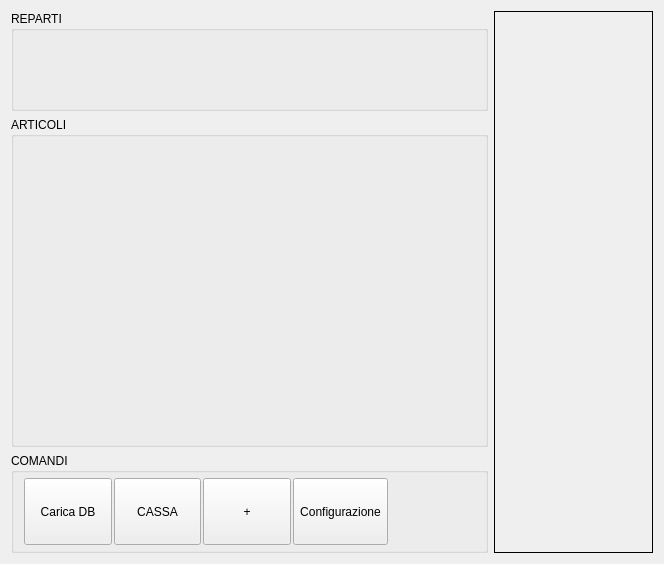
This is src/mainwindow.ui in mtonin/gestcassa as Qt 5 draws it before an edit. The edited form follows.
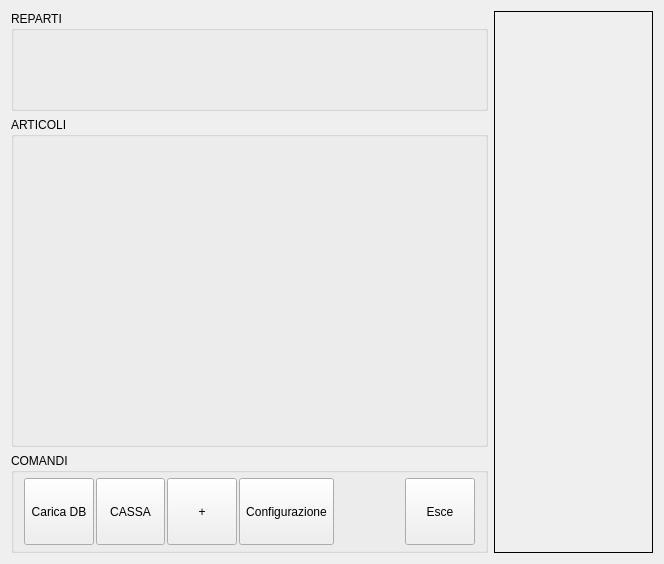
This is the edited form. Icons and pictures are not drawn.

```diff
--- a/src/mainwindow.ui
+++ b/src/mainwindow.ui
@@ -236,6 +236,22 @@
             <property name="text">
              <string>Configurazione</string>
             </property>
+            <property name="icon">
+             <iconset resource="risorse.qrc">
+              <normaloff>:/GestCassa/configurazione</normaloff>:/GestCassa/configurazione</iconset>
+            </property>
+            <property name="iconSize">
+             <size>
+              <width>48</width>
+              <height>48</height>
+             </size>
+            </property>
+            <property name="autoExclusive">
+             <bool>false</bool>
+            </property>
+            <property name="toolButtonStyle">
+             <enum>Qt::ToolButtonTextUnderIcon</enum>
+            </property>
            </widget>
           </item>
           <item>
@@ -251,6 +267,41 @@
             </property>
            </spacer>
           </item>
+          <item>
+           <widget class="QToolButton" name="closeBtn">
+            <property name="sizePolicy">
+             <sizepolicy hsizetype="Expanding" vsizetype="Expanding">
+              <horstretch>0</horstretch>
+              <verstretch>0</verstretch>
+             </sizepolicy>
+            </property>
+            <property name="maximumSize">
+             <size>
+              <width>100</width>
+              <height>100</height>
+             </size>
+            </property>
+            <property name="text">
+             <string>Esce</string>
+            </property>
+            <property name="icon">
+             <iconset resource="risorse.qrc">
+              <normaloff>:/GestCassa/spegne</normaloff>:/GestCassa/spegne</iconset>
+            </property>
+            <property name="iconSize">
+             <size>
+              <width>48</width>
+              <height>48</height>
+             </size>
+            </property>
+            <property name="autoExclusive">
+             <bool>false</bool>
+            </property>
+            <property name="toolButtonStyle">
+             <enum>Qt::ToolButtonTextUnderIcon</enum>
+            </property>
+           </widget>
+          </item>
          </layout>
         </widget>
        </item>
```
